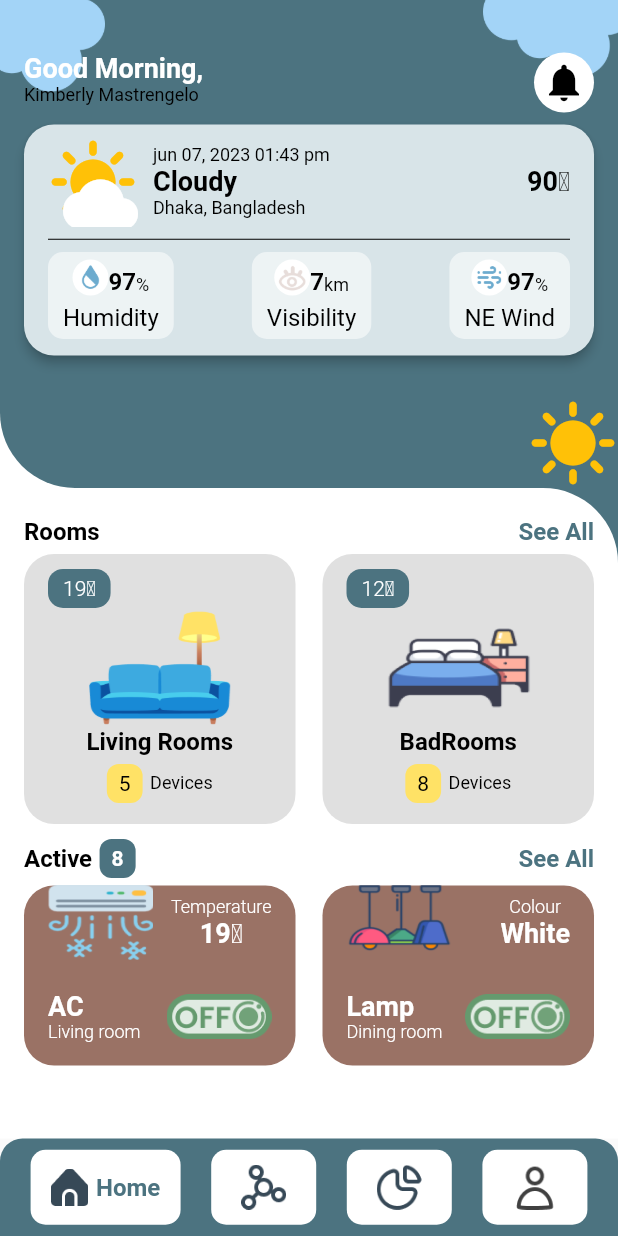
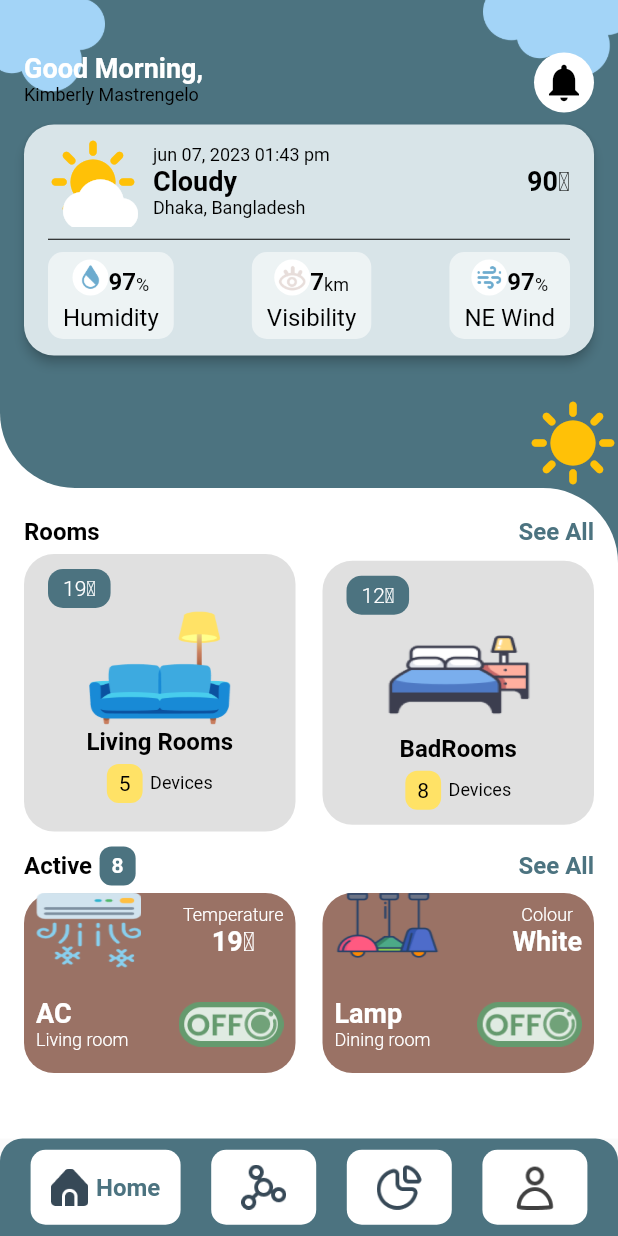
Before and after one commit to habibakij/flutter_ui_challenge, a Flutter app: the screen it shows after launch, on a phone screen of 412 x 824 dp. Run offline on Flutter 3.47's test engine with Material 2 defaults, Android fonts, the phone set to English and light mode, and no system bars; our stand-ins replace fl_chart, get, hexcolor.

Commit message:
home screen card update

```diff
--- a/lib/screen/home_screen.dart
+++ b/lib/screen/home_screen.dart
@@ -111,6 +111,7 @@ class _MyHomePageState extends State<HomeScreen> {
                             ],
                           ),
                           Card(
+                            //margin: const EdgeInsets.all(16.0),
                             margin: const EdgeInsets.only(top: 8.0, bottom: 8.0, left: 16.0, right: 16.0),
                             elevation: 3.0,
                             shape: const RoundedRectangleBorder(
@@ -321,7 +322,7 @@ class _MyHomePageState extends State<HomeScreen> {
                           mainAxisAlignment: MainAxisAlignment.spaceBetween,
                           children: [
                             Container(
-                              height: 180.0,
+                              height: 185.0,
                               width: (MediaQuery.of(context).size.width / 2) - 25,
                               padding: const EdgeInsets.only(top: 10.0, bottom: 10.0, left: 16.0, right: 16.0),
                               decoration: BoxDecoration(
@@ -369,7 +370,7 @@ class _MyHomePageState extends State<HomeScreen> {
                               ),
                             ),
                             Container(
-                              height: 180.0,
+                              //height: 185.0,
                               width: (MediaQuery.of(context).size.width / 2) - 25,
                               padding: const EdgeInsets.only(top: 10.0, bottom: 10.0, left: 16.0, right: 16.0),
                               decoration: BoxDecoration(
@@ -454,7 +455,7 @@ class _MyHomePageState extends State<HomeScreen> {
                             Container(
                               height: 120.0,
                               width: (MediaQuery.of(context).size.width / 2) - 25,
-                              padding: const EdgeInsets.only(bottom: 5.0, left: 16.0, right: 16.0),
+                              padding: const EdgeInsets.only(bottom: 5.0, left: 8.0, right: 8.0),
                               decoration: BoxDecoration(
                                 color: CustomColor.activeShadowColor,
                                 borderRadius: const BorderRadius.all(Radius.circular(20.0)),
@@ -508,7 +509,7 @@ class _MyHomePageState extends State<HomeScreen> {
                             Container(
                               height: 120.0,
                               width: (MediaQuery.of(context).size.width / 2) - 25,
-                              padding: const EdgeInsets.only(bottom: 5.0, left: 16.0, right: 16.0),
+                              padding: const EdgeInsets.only(bottom: 5.0, left: 8.0, right: 8.0),
                               decoration: BoxDecoration(
                                 color: CustomColor.activeShadowColor,
                                 borderRadius: const BorderRadius.all(Radius.circular(20.0)),
```
